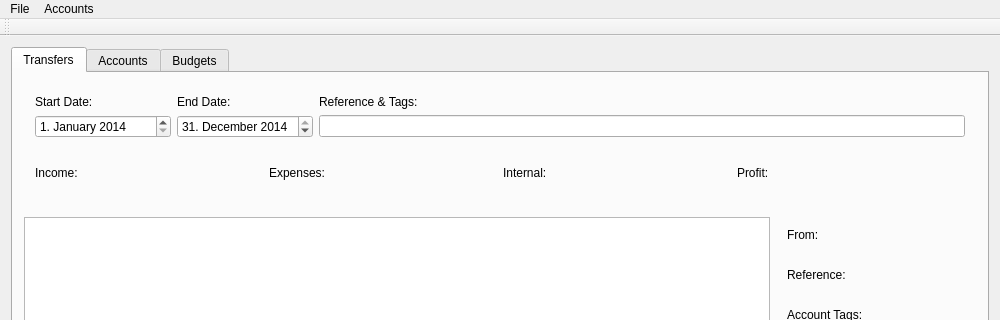
Before: the Qt Designer form ui/mainwindow.ui in Marvin182/Moneyphant, drawn with Qt 5; both pictures show x 0 to 1000 and y 0 to 320 of the 1000 by 750 pixel window.
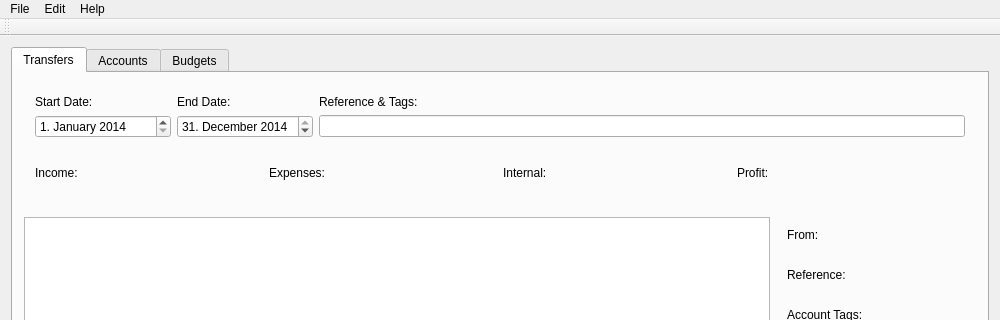
After: the same form once the commit is applied. Custom widgets are drawn as their Qt base class.

```diff
--- a/ui/mainwindow.ui
+++ b/ui/mainwindow.ui
@@ -610,14 +610,20 @@
     </property>
     <addaction name="actionExport_Transfers"/>
    </widget>
-   <widget class="QMenu" name="menuAccounts">
+   <widget class="QMenu" name="menuEdit">
     <property name="title">
-     <string>Accounts</string>
+     <string>Edit</string>
     </property>
     <addaction name="actionMerge_Selected_Accounts"/>
    </widget>
+   <widget class="QMenu" name="menuHelp">
+    <property name="title">
+     <string>Help</string>
+    </property>
+   </widget>
    <addaction name="menuFile"/>
-   <addaction name="menuAccounts"/>
+   <addaction name="menuEdit"/>
+   <addaction name="menuHelp"/>
   </widget>
   <widget class="QToolBar" name="mainToolBar">
    <attribute name="toolBarArea">
```
Left out of the diff: 2 changed lines with no effect on the pictures.
